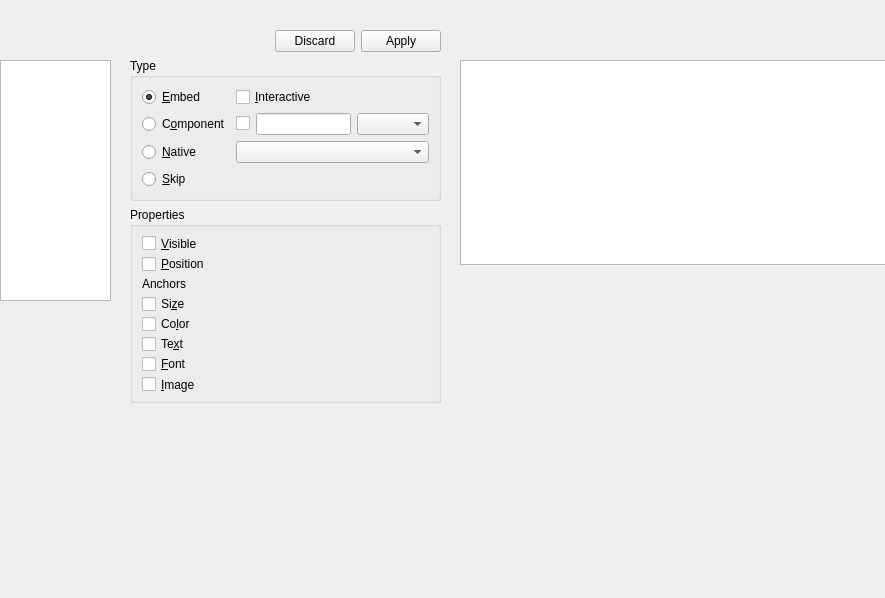
Above: src/apps/psdexporter/psdwidget.ui from signal-slot/qtpsd before the change. Below: the same form after it.
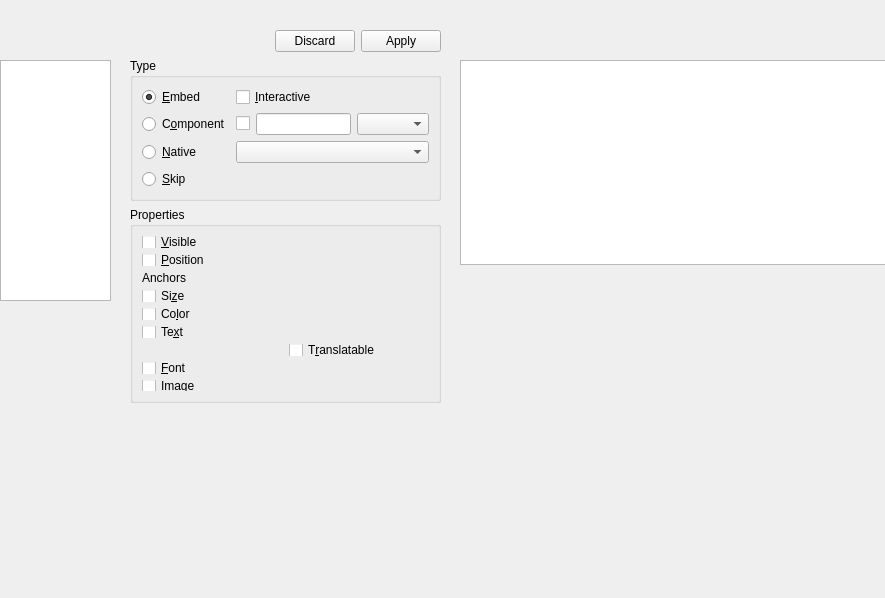
That is the form after the change. Custom widgets are drawn as their Qt base class.

Commit message:
Add Translatable layer property to wrap Qt Quick qsTr and Slint @tr
The Properties panel now exposes a Translatable checkbox for Text
layers (enabled only when Text itself is checked). When set, the
Qt Quick exporter emits text: qsTr("...") and the Slint exporter
emits text: @tr("...") instead of plain string literals, including
in the Native Button merged-text path.

What changed in the file:
```diff
--- a/src/apps/psdexporter/psdwidget.ui
+++ b/src/apps/psdexporter/psdwidget.ui
@@ -205,28 +205,35 @@
          </property>
         </widget>
        </item>
-       <item row="6" column="0">
+       <item row="6" column="1">
+        <widget class="QCheckBox" name="translatable">
+         <property name="text">
+          <string>T&amp;ranslatable</string>
+         </property>
+        </widget>
+       </item>
+       <item row="7" column="0">
         <widget class="QCheckBox" name="font">
          <property name="text">
           <string>&amp;Font</string>
          </property>
         </widget>
        </item>
-       <item row="6" column="1">
+       <item row="7" column="1">
         <widget class="QLabel" name="fontValue">
          <property name="text">
           <string/>
          </property>
         </widget>
        </item>
-       <item row="7" column="0">
+       <item row="8" column="0">
         <widget class="QCheckBox" name="image">
          <property name="text">
           <string>&amp;Image</string>
          </property>
         </widget>
        </item>
-       <item row="7" column="1">
+       <item row="8" column="1">
         <widget class="QLabel" name="imageValue">
          <property name="text">
           <string/>
```
The commit also changes 3 other files.
